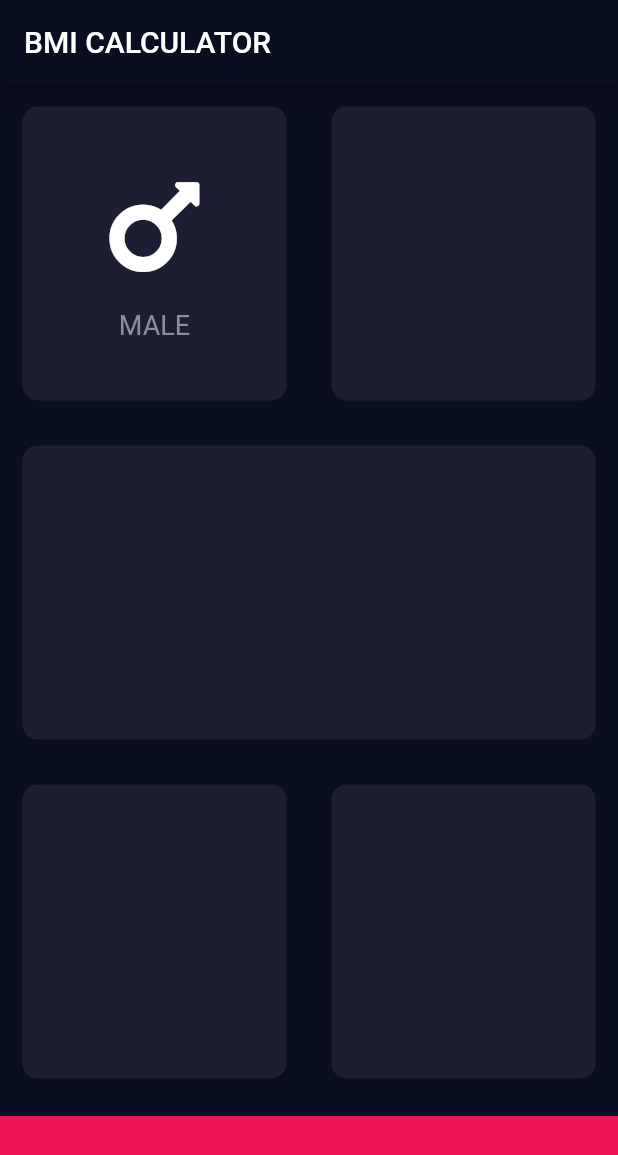
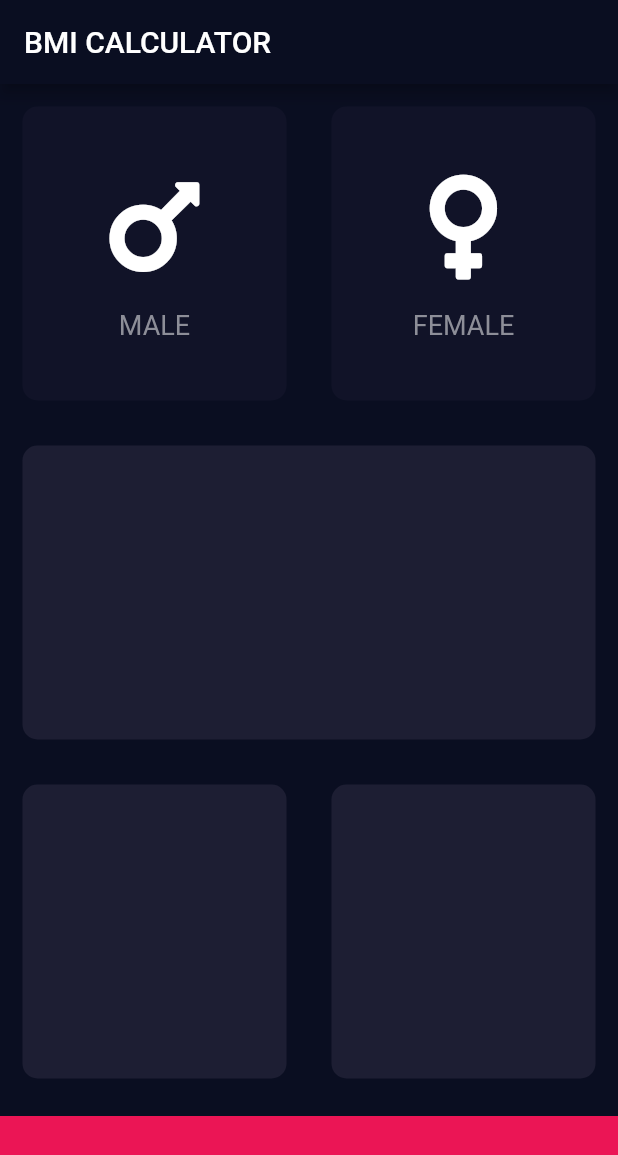
Before and after one commit to ayushbansalvit/bmi_calculator, a Flutter app: the screen it shows after launch, on a phone screen of 412 x 824 dp. Shown: the top 1155 px of the screen. Run offline on Flutter 3.47's test engine with Material 2 defaults, Android fonts, the phone set to English and light mode, and no system bars; our stand-ins replace font_awesome_flutter.

Commit message:
refactored-code

```diff
--- /dev/null
+++ b/lib/icon_data.dart
@@ -0,0 +1,31 @@
+import 'package:flutter/material.dart';
+
+class IconContent extends StatelessWidget {
+  IconContent({this.icon, this.label});
+
+  final IconData icon;
+  final String label;
+
+  @override
+  Widget build(BuildContext context) {
+    return Column(
+      mainAxisAlignment: MainAxisAlignment.center,
+      children: <Widget>[
+        Icon(
+          icon,
+          size: 80.0,
+        ),
+        SizedBox(
+          height: 15.0,
+        ),
+        Text(
+          label,
+          style: TextStyle(
+            fontSize: 18.0,
+            color: Color(0xFF8D8E98),
+          ),
+        )
+      ],
+    );
+  }
+}
--- a/lib/input_page.dart
+++ b/lib/input_page.dart
@@ -1,8 +1,11 @@
 import 'package:flutter/material.dart';
 import 'package:font_awesome_flutter/font_awesome_flutter.dart';
+import 'icon_data.dart';
+import 'reusable_card.dart';
 
 const bottomContainHeight = 80.0;
 const activeCardColor = Color(0xFF1D1E33);
+const inactiveCardColor = Color(0xFF111328);
 const bottomContainerColor = Color(0xFFEB1555);
 
 class InputPage extends StatefulWidget {
@@ -11,6 +14,8 @@ class InputPage extends StatefulWidget {
 }
 
 class _InputPageState extends State<InputPage> {
+  Color maleCardColor = inactiveCardColor;
+  Color femaleCardColor = inactiveCardColor;
   @override
   Widget build(BuildContext context) {
     return Scaffold(
@@ -23,14 +28,26 @@ class _InputPageState extends State<InputPage> {
             child: Row(
               children: <Widget>[
                 Expanded(
-                  child: ReusableCard(
-                    colour: activeCardColor,
-                    cardChild: IconContent(),
+                  child: GestureDetector(
+                    onTap: () {
+                      print('Male card was presswd');
+                    },
+                    child: ReusableCard(
+                      colour: maleCardColor,
+                      cardChild: IconContent(
+                        icon: FontAwesomeIcons.mars,
+                        label: 'MALE',
+                      ),
+                    ),
                   ),
                 ),
                 Expanded(
                   child: ReusableCard(
-                    colour: activeCardColor,
+                    colour: femaleCardColor,
+                    cardChild: IconContent(
+                      icon: FontAwesomeIcons.venus,
+                      label: 'FEMALE',
+                    ),
                   ),
                 ),
               ],
@@ -64,46 +81,3 @@ class _InputPageState extends State<InputPage> {
     );
   }
 }
-
-class IconContent extends StatelessWidget {
-  @override
-  Widget build(BuildContext context) {
-    return Column(
-      mainAxisAlignment: MainAxisAlignment.center,
-      children: <Widget>[
-        Icon(
-          FontAwesomeIcons.mars,
-          size: 80.0,
-        ),
-        SizedBox(
-          height: 15.0,
-        ),
-        Text(
-          'MALE',
-          style: TextStyle(
-            fontSize: 18.0,
-            color: Color(0xFF8D8E98),
-          ),
-        )
-      ],
-    );
-  }
-}
-
-class ReusableCard extends StatelessWidget {
-  ReusableCard({@required this.colour, this.cardChild});
-  final Color colour;
-  final Widget cardChild;
-
-  @override
-  Widget build(BuildContext context) {
-    return Container(
-      child: cardChild,
-      margin: EdgeInsets.all(15.0),
-      decoration: BoxDecoration(
-        borderRadius: BorderRadius.circular(10.0),
-        color: colour,
-      ),
-    );
-  }
-}
--- /dev/null
+++ b/lib/reusable_card.dart
@@ -0,0 +1,19 @@
+import 'package:flutter/material.dart';
+
+class ReusableCard extends StatelessWidget {
+  ReusableCard({@required this.colour, this.cardChild});
+  final Color colour;
+  final Widget cardChild;
+
+  @override
+  Widget build(BuildContext context) {
+    return Container(
+      child: cardChild,
+      margin: EdgeInsets.all(15.0),
+      decoration: BoxDecoration(
+        borderRadius: BorderRadius.circular(10.0),
+        color: colour,
+      ),
+    );
+  }
+}
```
